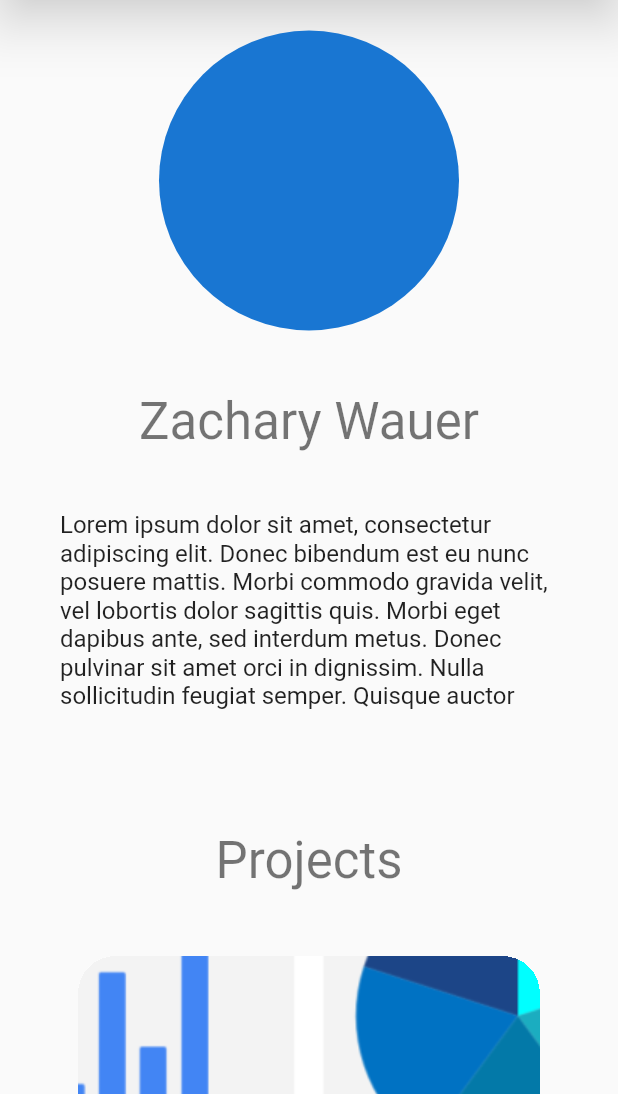
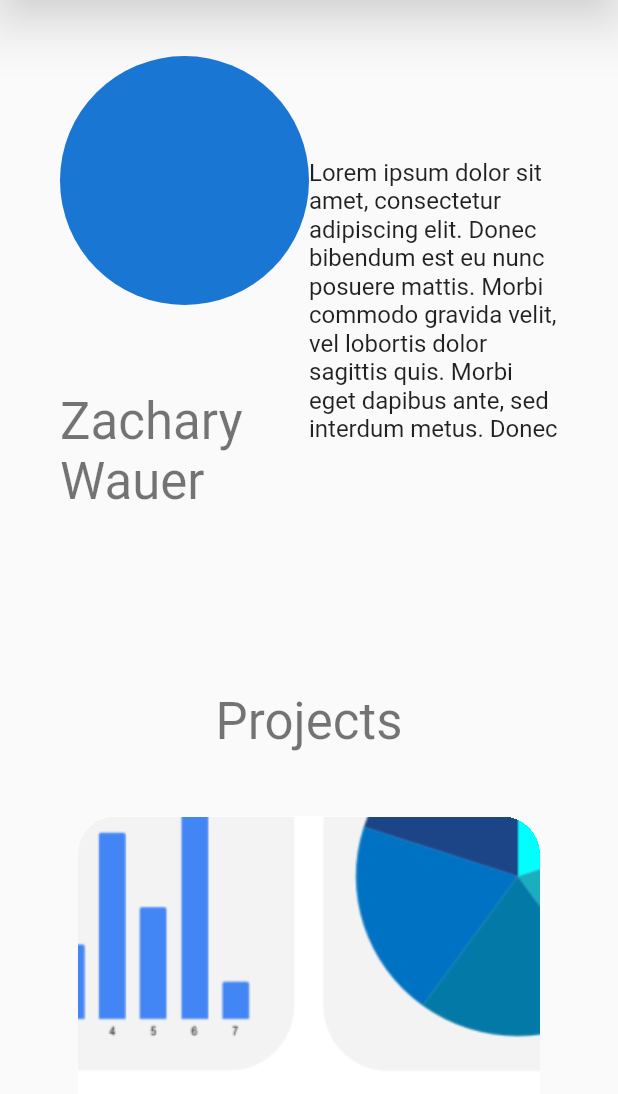
Before and after one commit to Z-inator/portfolio_site, a Flutter app: the screen it shows after launch, on a phone screen of 412 x 824 dp, the part 142-1236 px from its top. Run offline on Flutter 3.47's test engine with Material 2 defaults, Android fonts, the phone set to English and light mode, and no system bars; our stand-ins replace cloud_firestore, firebase_core, responsive_grid; missing offline and left inert: dart:html, mailer; accounts and stored records are empty.

Commit message:
Working on About Me Section

```diff
--- a/lib/components/about_me_views.dart
+++ b/lib/components/about_me_views.dart
@@ -7,11 +7,14 @@ class AboutMe extends StatelessWidget {
   @override
   Widget build(BuildContext context) {
     return Container(
-      // height: 755,
       padding: EdgeInsets.symmetric(vertical: 40),
-      child: Column(
+      child: Row(
         mainAxisSize: MainAxisSize.max,
         mainAxisAlignment: MainAxisAlignment.spaceBetween,
+        children: [
+          Expanded(
+            child: Container(
+              child: Column(
                 children: [
                   CircleAvatar(
                     radius: 100,
@@ -20,16 +23,52 @@ class AboutMe extends StatelessWidget {
                     padding: EdgeInsets.symmetric(vertical: 40),
                     child: Text('Zachary Wauer', style: Theme.of(context).textTheme.headline4)
                   ),
-          Container(
+                ],
+              ),
+            ),
+          ),
+
+          Expanded(
+            child: Container(
               child: Text(
                 'Lorem ipsum dolor sit amet, consectetur adipiscing elit. Donec bibendum est eu nunc posuere mattis. Morbi commodo gravida velit, vel lobortis dolor sagittis quis. Morbi eget dapibus ante, sed interdum metus. Donec pulvinar sit amet orci in dignissim. Nulla sollicitudin feugiat semper. Quisque auctor ',
                 style: Theme.of(context).textTheme.subtitle1,
                 softWrap: true,
                 maxLines: 10,
               ),
+            ),
           )
         ],
       ),
+      // GridView(
+      //   shrinkWrap: true,
+      //   gridDelegate: SliverGridDelegateWithMaxCrossAxisExtent(
+      //     maxCrossAxisExtent: 500,
+      //     mainAxisSpacing: 40,
+      //     crossAxisSpacing: 40),
+      //     children: [
+      //       Container(
+      //         child: Column(
+      //           children: [
+      //             CircleAvatar(
+      //               radius: 100,
+      //             ),
+      //             Container(
+      //               padding: EdgeInsets.symmetric(vertical: 40),
+      //               child: Text('Zachary Wauer', style: Theme.of(context).textTheme.headline4)
+      //             ),
+      //           ],
+      //         ),
+      //       ),
+      //       Container(
+      //         child: Text(
+      //           'Lorem ipsum dolor sit amet, consectetur adipiscing elit. Donec bibendum est eu nunc posuere mattis. Morbi commodo gravida velit, vel lobortis dolor sagittis quis. Morbi eget dapibus ante, sed interdum metus. Donec pulvinar sit amet orci in dignissim. Nulla sollicitudin feugiat semper. Quisque auctor ',
+      //           style: Theme.of(context).textTheme.subtitle1,
+      //           softWrap: true,
+      //           maxLines: 10,
+      //         ),
+      //       )
+      //     ])
     );
   }
 }
```
Also changed, not shown: lib/screens/large_screen.dart (+12 -1 lines). Lines whose indentation alone changed are shown as unchanged.
